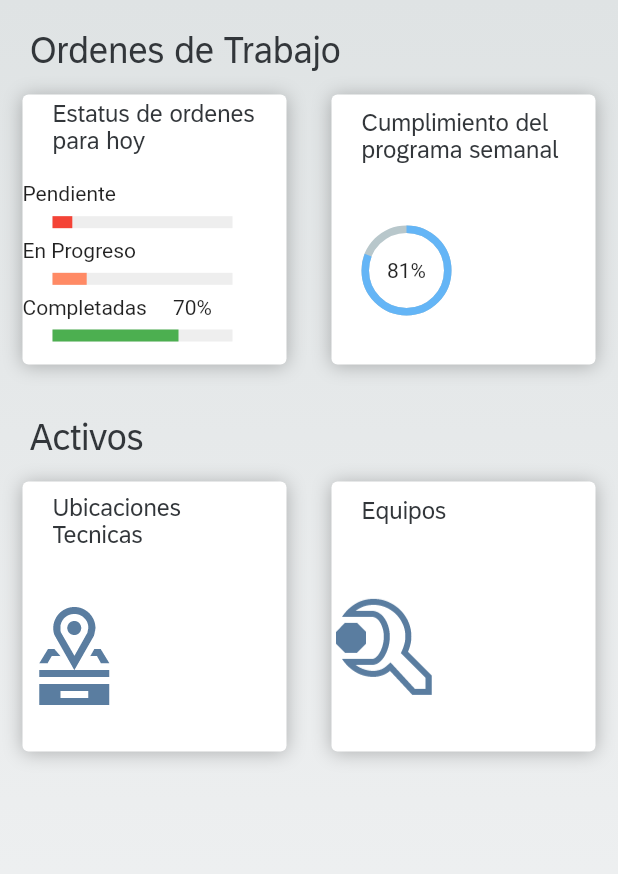
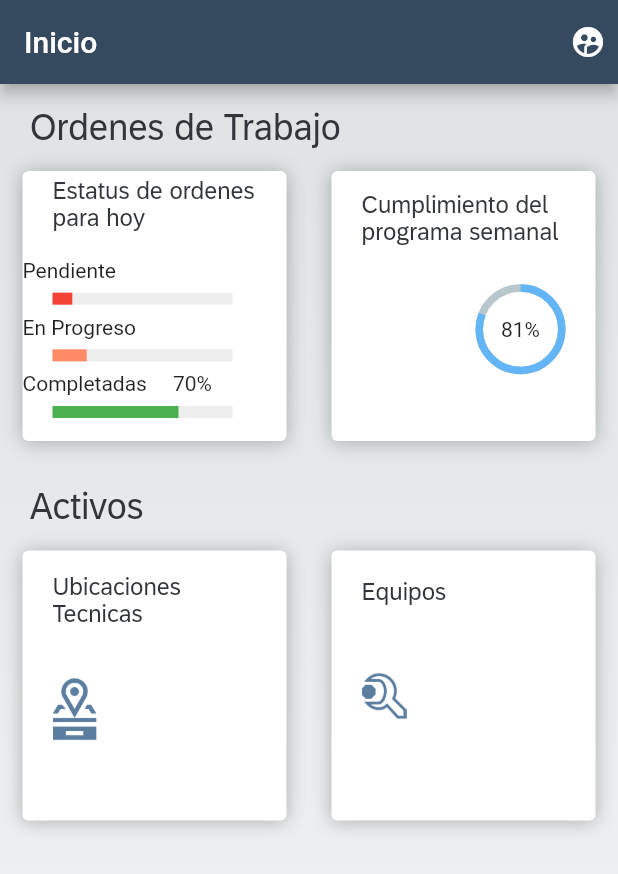
Before and after one commit to MeloGon/PMDigital, a Flutter app: the MenuPage screen opened by its route, on a phone screen of 412 x 824 dp. Shown: the top 874 px of the screen. Run offline on Flutter 3.47's test engine with Material 2 defaults, Android fonts, the phone set to English and light mode, and no system bars; drawn by our look-alikes of percent_indicator.

Commit message:
mas refactorizacion

```diff
--- a/lib/src/pages/menu_page.dart
+++ b/lib/src/pages/menu_page.dart
@@ -1,5 +1,4 @@
 import 'package:flutter/material.dart';
-import 'package:flutter/services.dart';
 
 import 'dart:ui';
 
@@ -15,14 +14,46 @@ class _MenuPageState extends State<MenuPage> {
   Color _colorGradbeg = Color(0xffDFE3E4);
   Color _colorGradend = Color(0xffF3F4F5);
   Color _colorTitleItems = Color(0xff32363A);
+  Color _appBarColor = Color(0xff354A5F);
+  Color _subtitleColor = Color(0xff6A6D70);
   TextStyle _titleStyle = TextStyle(
       fontSize: 24.0,
       fontFamily: 'fuente72',
       color: Color(0xff32363A),
       fontWeight: FontWeight.normal);
+
+  TextStyle _titleCardStyle = TextStyle(
+      fontSize: 16.0,
+      fontFamily: 'fuente72',
+      color: Color(0xff32363A),
+      fontWeight: FontWeight.normal);
+
+  List<BoxShadow> _shadowsCards = [
+    BoxShadow(
+      color: Colors.black26,
+      offset: Offset(0.0, 1.0), //(x,y)
+      blurRadius: 10.0,
+    ),
+  ];
+
   @override
   Widget build(BuildContext context) {
     return Scaffold(
+        appBar: AppBar(
+          automaticallyImplyLeading: false,
+          title: Text('Inicio'),
+          backgroundColor: _appBarColor,
+          actions: [
+            CircleAvatar(
+              backgroundColor: Colors.transparent,
+              radius: 20.0,
+              child: Icon(
+                Icons.supervised_user_circle,
+                color: Colors.white,
+              ),
+            ),
+          ],
+        ),
         body: Stack(
           children: <Widget>[
             _loguinBg(),
@@ -30,9 +61,9 @@ class _MenuPageState extends State<MenuPage> {
               child: Column(
                 children: <Widget>[
                   _titulos("Ordenes de Trabajo"),
-              _botonesRedondeados(),
+                  _botonesRedondeadosOT(),
                   _titulos("Activos"),
-              _botonesRedondeados1()
+                  _botonesRedondeadosAT()
                 ],
               ),
             )
@@ -57,7 +88,7 @@ class _MenuPageState extends State<MenuPage> {
     return SafeArea(
       child: Container(
         width: double.infinity,
-        padding: EdgeInsets.only(top: 20.0, left: 20.0),
+        padding: EdgeInsets.only(top: 15.0, left: 20.0),
         child: Column(
           crossAxisAlignment: CrossAxisAlignment.start,
           children: <Widget>[
@@ -68,36 +99,66 @@ class _MenuPageState extends State<MenuPage> {
     );
   }
 
-  Widget _botonesRedondeados() {
+  Widget _botonesRedondeadosOT() {
     return Table(
       children: [
         TableRow(children: [
           _roundButtonStatus(_colorTitleItems, Icons.border_all,
               'Estatus de ordenes para hoy'),
-          _roundButtonWeek(_colorTitleItems, Icons.directions_bus,
-              'Cumplimiento del programa semanal'),
+          _roundButtonWeek(
+              _colorTitleItems, 'Cumplimiento del programa semanal'),
         ]),
-        // TableRow(children: [
-        //   _crearBotonRedondeado(Colors.pinkAccent, Icons.shop, 'Buy'),
-        //   _crearBotonRedondeado(Colors.orange, Icons.insert_drive_file, 'File'),
-        // ]),
       ],
     );
   }
 
-  Widget _botonesRedondeados1() {
+  Widget _botonesRedondeadosAT() {
     return Table(
       children: [
         TableRow(children: [
-          _roundButtonUT(
-              _colorTitleItems, Icons.border_all, 'Ubicaciones Tecnicas'),
-          _roundButtonTeams(_colorTitleItems, Icons.directions_bus, 'Equipos'),
+          roundButtonAT(_colorTitleItems, 'assets/images/tool_image.png',
+              'Ubicaciones Tecnicas'),
+          roundButtonAT(
+              _colorTitleItems, 'assets/images/tool_image2.png', 'Equipos'),
         ]),
-        // TableRow(children: [
-        //   _crearBotonRedondeado(Colors.pinkAccent, Icons.shop, 'Buy'),
-        //   _crearBotonRedondeado(Colors.orange, Icons.insert_drive_file, 'File'),
-        // ]),
       ],
+    );
+  }
+
+  Widget roundButtonAT(Color color, String icon, String texto) {
+    Widget iconRb = Padding(
+      padding: EdgeInsets.only(left: 20.0),
+      child: Image(
+        image: AssetImage(icon.toString()),
+        width: 30.0,
+        height: 50.0,
+      ),
+    );
+
+    Widget contentRb = Column(
+      mainAxisAlignment: MainAxisAlignment.spaceAround,
+      crossAxisAlignment: CrossAxisAlignment.start,
+      children: <Widget>[
+        Padding(
+          padding: const EdgeInsets.symmetric(horizontal: 20.0),
+          child: Text(texto, style: _titleCardStyle),
+        ),
+        iconRb,
+        SizedBox(height: 5.0)
+      ],
+    );
+
+    return ClipRect(
+      child: Container(
+        height: 180.0,
+        margin: EdgeInsets.all(15.0),
+        decoration: BoxDecoration(
+          color: Colors.white,
+          borderRadius: BorderRadius.circular(4.0),
+          boxShadow: _shadowsCards,
+        ),
+        child: contentRb,
+      ),
     );
   }
 
@@ -168,7 +229,32 @@ class _MenuPageState extends State<MenuPage> {
     );
   }
 
-  Widget _roundButtonWeek(Color color, IconData icono, String texto) {
+  Widget _roundButtonWeek(Color color, String texto) {
+    Widget valueProgressCircular = Padding(
+      padding: EdgeInsets.only(right: 20.0),
+      child: CircularPercentIndicator(
+        radius: 60.0,
+        lineWidth: 5.0,
+        percent: 0.81,
+        center: new Text("81%"),
+        progressColor: Colors.blue[300],
+      ),
+    );
+
+    Widget contentRb = Column(
+      mainAxisAlignment: MainAxisAlignment.spaceAround,
+      crossAxisAlignment: CrossAxisAlignment.end,
+      children: <Widget>[
+        Padding(
+          padding: const EdgeInsets.symmetric(horizontal: 20.0),
+          child: Text(texto, style: _titleCardStyle),
+        ),
+        // Text('2020W31',style: TextStyle(fontFamily: 'fuente72',color: _subtitleColor,),),
+        valueProgressCircular,
+        SizedBox(height: 5.0)
+      ],
+    );
+
     return ClipRect(
       child: Container(
         height: 180.0,
@@ -176,116 +262,9 @@ class _MenuPageState extends State<MenuPage> {
         decoration: BoxDecoration(
           color: Colors.white,
           borderRadius: BorderRadius.circular(4.0),
-          boxShadow: [
-            BoxShadow(
-              color: Colors.black26,
-              offset: Offset(0.0, 1.0), //(x,y)
-              blurRadius: 10.0,
+          boxShadow: _shadowsCards,
         ),
-          ],
-        ),
-        child: Column(
-          mainAxisAlignment: MainAxisAlignment.spaceAround,
-          crossAxisAlignment: CrossAxisAlignment.start,
-          children: <Widget>[
-            Padding(
-              padding: const EdgeInsets.symmetric(horizontal: 20.0),
-              child: Text(texto,
-                  style: TextStyle(
-                      color: color, fontFamily: 'fuente72', fontSize: 16.0)),
-            ),
-            SizedBox(height: 5.0),
-            Padding(
-              padding: const EdgeInsets.only(left: 20.0),
-              child: CircularPercentIndicator(
-                radius: 60.0,
-                lineWidth: 5.0,
-                percent: 0.81,
-                center: new Text("81%"),
-                progressColor: Colors.blue[300],
-              ),
-            ),
-            SizedBox(height: 5.0)
-          ],
-        ),
-      ),
-    );
-  }
-
-  Widget _roundButtonUT(Color color, IconData icono, String texto) {
-    return ClipRect(
-      child: Container(
-        height: 180.0,
-        margin: EdgeInsets.all(15.0),
-        decoration: BoxDecoration(
-          color: Colors.white,
-          borderRadius: BorderRadius.circular(4.0),
-          boxShadow: [
-            BoxShadow(
-              color: Colors.black26,
-              offset: Offset(0.0, 1.0), //(x,y)
-              blurRadius: 10.0,
-            ),
-          ],
-        ),
-        child: Column(
-          mainAxisAlignment: MainAxisAlignment.spaceAround,
-          crossAxisAlignment: CrossAxisAlignment.start,
-          children: <Widget>[
-            Padding(
-              padding: const EdgeInsets.symmetric(horizontal: 20.0),
-              child: Text(texto,
-                  style: TextStyle(
-                      color: color, fontFamily: 'fuente72', fontSize: 16.0)),
-            ),
-            SizedBox(height: 5.0),
-            CircleAvatar(
-              backgroundColor: Colors.transparent,
-              radius: 35.0,
-              child: Image(image: AssetImage('assets/images/tool_image.png')),
-            ),
-            SizedBox(height: 5.0)
-          ],
-        ),
-      ),
-    );
-  }
-
-  Widget _roundButtonTeams(Color color, IconData icono, String texto) {
-    return ClipRect(
-      child: Container(
-        height: 180.0,
-        margin: EdgeInsets.all(15.0),
-        decoration: BoxDecoration(
-          color: Colors.white,
-          borderRadius: BorderRadius.circular(4.0),
-          boxShadow: [
-            BoxShadow(
-              color: Colors.black26,
-              offset: Offset(0.0, 1.0), //(x,y)
-              blurRadius: 10.0,
-            ),
-          ],
-        ),
-        child: Column(
-          mainAxisAlignment: MainAxisAlignment.spaceAround,
-          crossAxisAlignment: CrossAxisAlignment.start,
-          children: <Widget>[
-            Padding(
-              padding: const EdgeInsets.symmetric(horizontal: 20.0),
-              child: Text(texto,
-                  style: TextStyle(
-                      color: color, fontFamily: 'fuente72', fontSize: 16.0)),
-            ),
-            SizedBox(height: 5.0),
-            CircleAvatar(
-              backgroundColor: Colors.transparent,
-              radius: 35.0,
-              child: Image(image: AssetImage('assets/images/tool_image2.png')),
-            ),
-            SizedBox(height: 5.0)
-          ],
-        ),
+        child: contentRb,
       ),
     );
   }
```
Also changed, not shown: pubspec.lock. Lines whose indentation alone changed are shown as unchanged.
